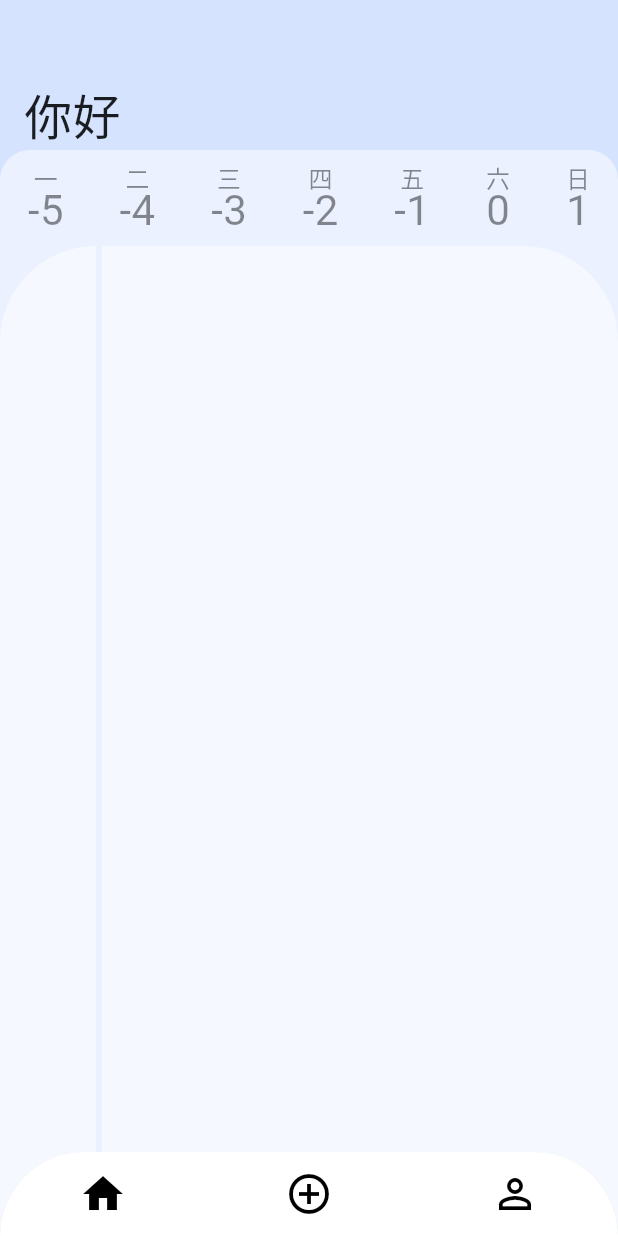
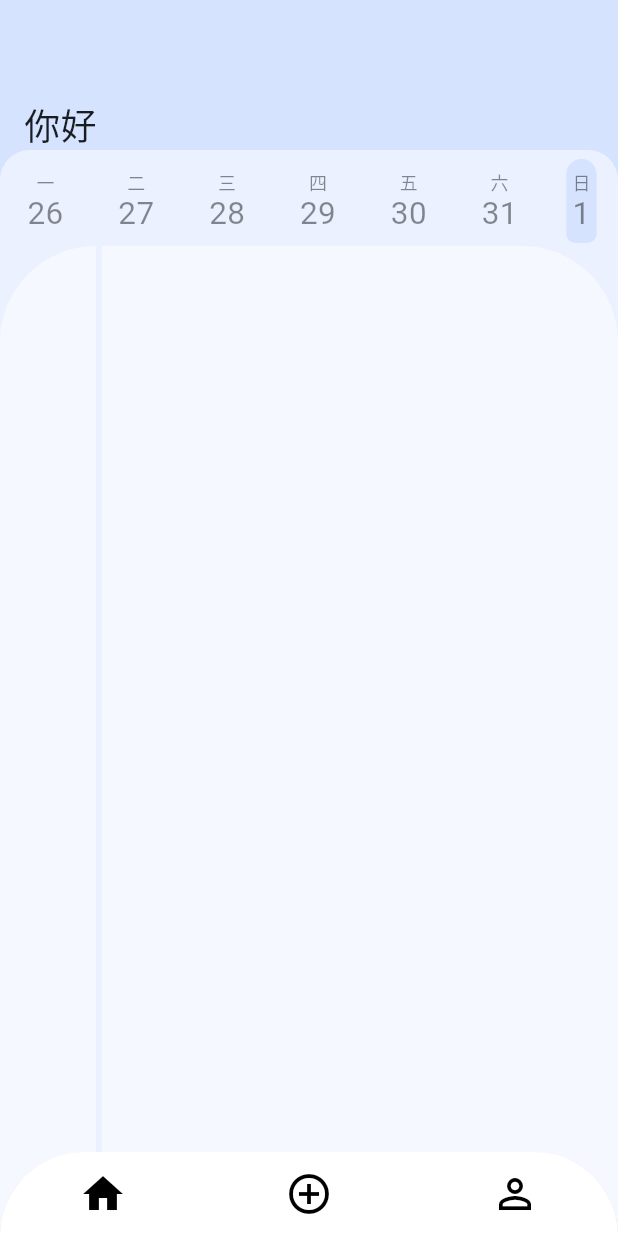
Before and after one commit to tro-lee/matter, a Flutter app: the screen it shows after launch, on a phone screen of 412 x 824 dp. Run offline on Flutter 3.47's test engine with Material 3 defaults, Android fonts, the phone set to English and light mode, and no system bars; drawn by our look-alikes of custom_navigation_bar.

Commit message:
一期壳子

```diff
--- a/lib/pages/home.dart
+++ b/lib/pages/home.dart
@@ -1,3 +1,5 @@
+import 'dart:core';
+
 import 'package:flutter/material.dart';
 import 'package:namer_app/utils/colors.dart';
 import 'package:namer_app/utils/date.dart';
@@ -13,7 +15,7 @@ class HeadArea extends StatelessWidget {
       height: 100,
       child: Text(
         "你好",
-        style: TextStyle(fontSize: 32),
+        style: TextStyle(fontSize: 24),
       ),
     );
   }
@@ -40,7 +42,7 @@ class CalArea extends StatelessWidget {
   Widget build(BuildContext context) {
     return SizedBox(
       width: double.infinity,
-      height: 64,
+      height: 68,
       child: Row(
         mainAxisAlignment: MainAxisAlignment.spaceAround,
         children: getCalWeekItem(context),
@@ -50,36 +52,77 @@ class CalArea extends StatelessWidget {
 
   List<Widget> getCalWeekItem(BuildContext context) {
     final weekNum = ["一", "二", "三", "四", "五", "六", "日"];
-    final weeks = generateFourWeeksDates();
+    final week = generateOneWeeksDates();
 
     List<List<String>> datas = [];
 
     for (var a = 0; a < 7; a++) {
       List<String> data = [];
       data.add(weekNum[a]);
-      for (var week in weeks) {
       data.add(week[a].toString());
-      }
       datas.add(data);
     }
 
     return datas
-        .map((data) => Column(
+        .map(
+          (data) => CalItem(data: data),
+        )
+        .toList();
+  }
+}
+
+class CalItem extends StatefulWidget {
+  final List<String> data;
+
+  CalItem({super.key, this.data = const []});
+
+  @override
+  State<CalItem> createState() => _CalItemState();
+}
+
+class _CalItemState extends State<CalItem> {
+  var isSelected = false;
+
+  @override
+  Widget build(BuildContext context) {
+    if (widget.data.isEmpty) {
+      throw Exception("数据异常");
+    }
+
+    final now = DateTime.now();
+    isSelected = widget.data[1] == now.day.toString();
+
+    return Container(
+      margin: EdgeInsets.fromLTRB(0, 6, 0, 6),
+      padding: EdgeInsets.fromLTRB(4, 2, 4, 2),
+      decoration: isSelected
+          ? BoxDecoration(
+              color: containerColor(context),
+              borderRadius: BorderRadius.only(
+                  topLeft: Radius.circular(20),
+                  topRight: Radius.circular(20),
+                  bottomLeft: Radius.circular(12),
+                  bottomRight: Radius.circular(12)))
+          : null,
+      child: Column(
         mainAxisAlignment: MainAxisAlignment.center,
         children: [
           Text(
-                  data[0],
-                  style: TextStyle(
-                      color: labelColor(context), fontSize: 16, height: 1),
+            widget.data[0],
+            style:
+                TextStyle(color: labelColor(context), fontSize: 12, height: 1),
+          ),
+          SizedBox(
+            height: 4,
           ),
           Text(
-                  data[1],
-                  style: TextStyle(
-                      color: labelColor(context), fontSize: 28, height: 1),
+            widget.data[1],
+            style:
+                TextStyle(color: labelColor(context), fontSize: 21, height: 1),
           ),
         ],
-            ))
-        .toList();
+      ),
+    );
   }
 }
 
--- a/lib/utils/date.dart
+++ b/lib/utils/date.dart
@@ -13,6 +13,13 @@ List<List<int>> generateWeeksDates(int num) {
 
   int startWeekDay = now.weekday;
   day = day - startWeekDay + 1; // 当前周的周一
+
+  if (day < 0) {
+    DateTime lastMonthEnd = DateTime(now.year, now.month, 0, 23, 59, 59);
+    int lastMonthlastDay = lastMonthEnd.day;
+    day += lastMonthlastDay;
+    lastDay = lastMonthlastDay;
+  }
 
   for (int i = 0; i < num; i++) {
     List<int> weekDays = [];
@@ -30,6 +37,11 @@ List<List<int>> generateWeeksDates(int num) {
   return weeks;
 }
 
+// 生成最近1周的日期数组
+List<int> generateOneWeeksDates() {
+  return generateWeeksDates(1)[0];
+}
+
 // 生成最近四周的日期数组
 List<List<int>> generateFourWeeksDates() {
   return generateWeeksDates(4);
```
Lines whose indentation alone changed are shown as unchanged.
